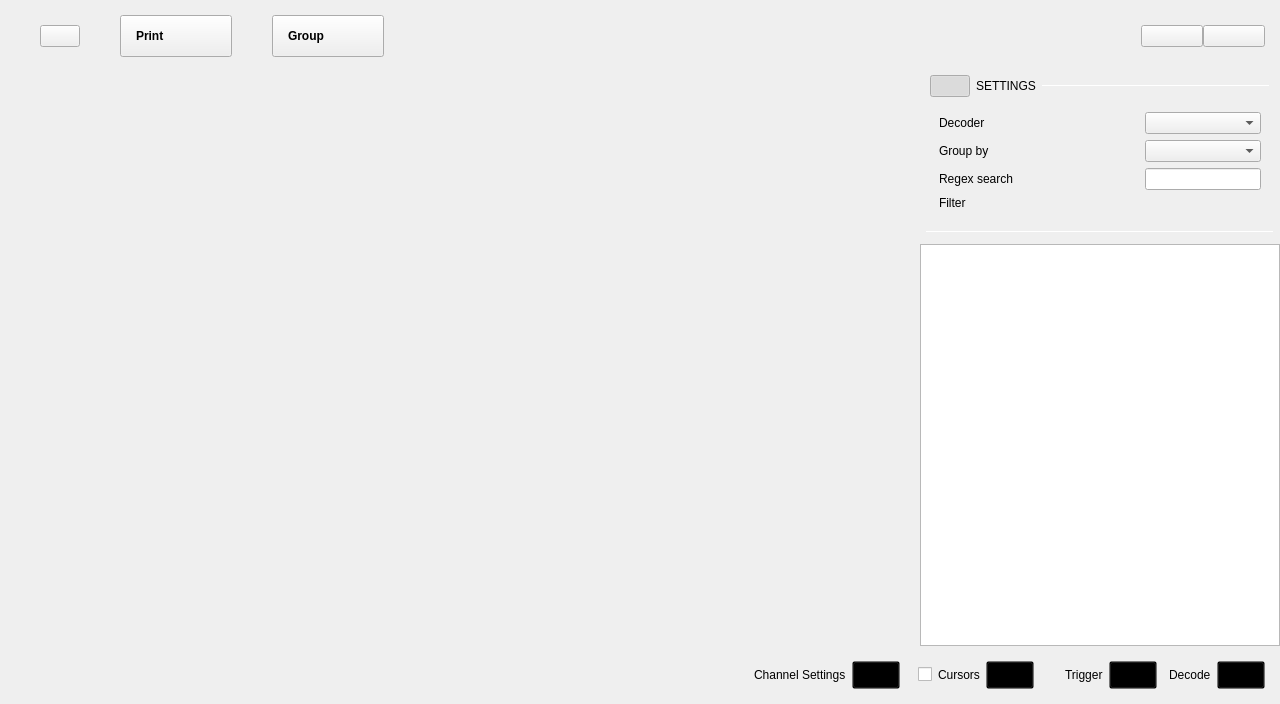
First picture: the form in ui/logic_analyzer.ui, repository analogdevicesinc/scopy, before the edit.
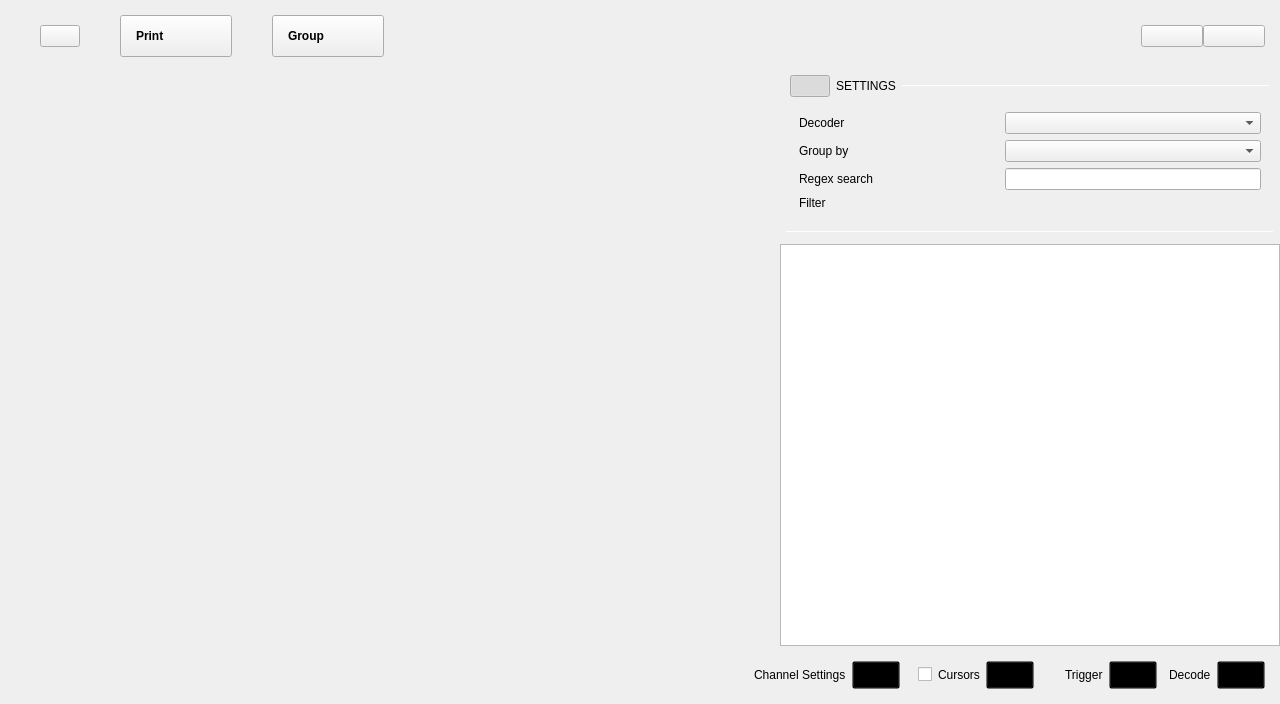
Second picture: the form after the edit. Icons and pictures are not drawn. Custom widgets are drawn as their Qt base class.

Commit message: logic analyzer/decoder table: reworked decoder table data acquisition and optimized table - fixed crashes when opening table and pressing single button - optimized table loading time - optimized search and and made it run on a different thread - prevent user from swiping/scrolling through decoders (table columns) - linked btnSettings to btnDecoderTable

Diff of the .ui file:
```diff
--- a/ui/logic_analyzer.ui
+++ b/ui/logic_analyzer.ui
@@ -2003,6 +2003,12 @@
                  </item>
                  <item>
                   <widget class="adiscope::logic::DecoderTable" name="decoderTableView">
+                   <property name="minimumSize">
+                    <size>
+                     <width>500</width>
+                     <height>0</height>
+                    </size>
+                   </property>
                    <property name="frameShadow">
                     <enum>QFrame::Plain</enum>
                    </property>
```
Left out of the diff: 16 changed lines with no effect on the pictures. The commit also changes 11 other files.
